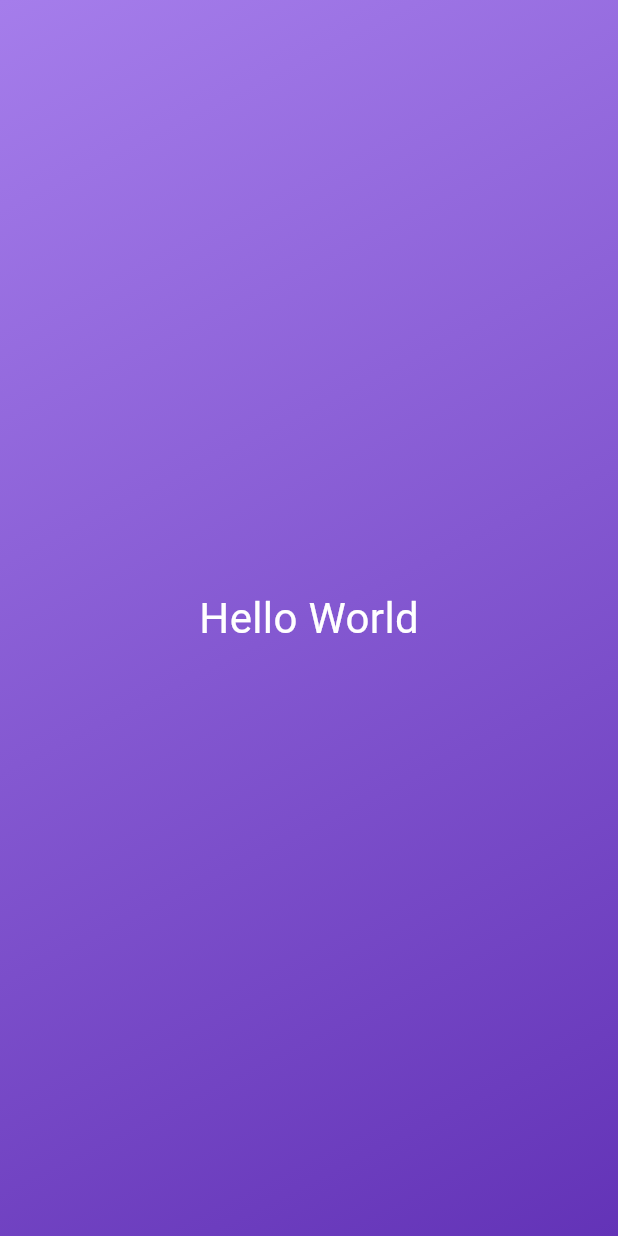
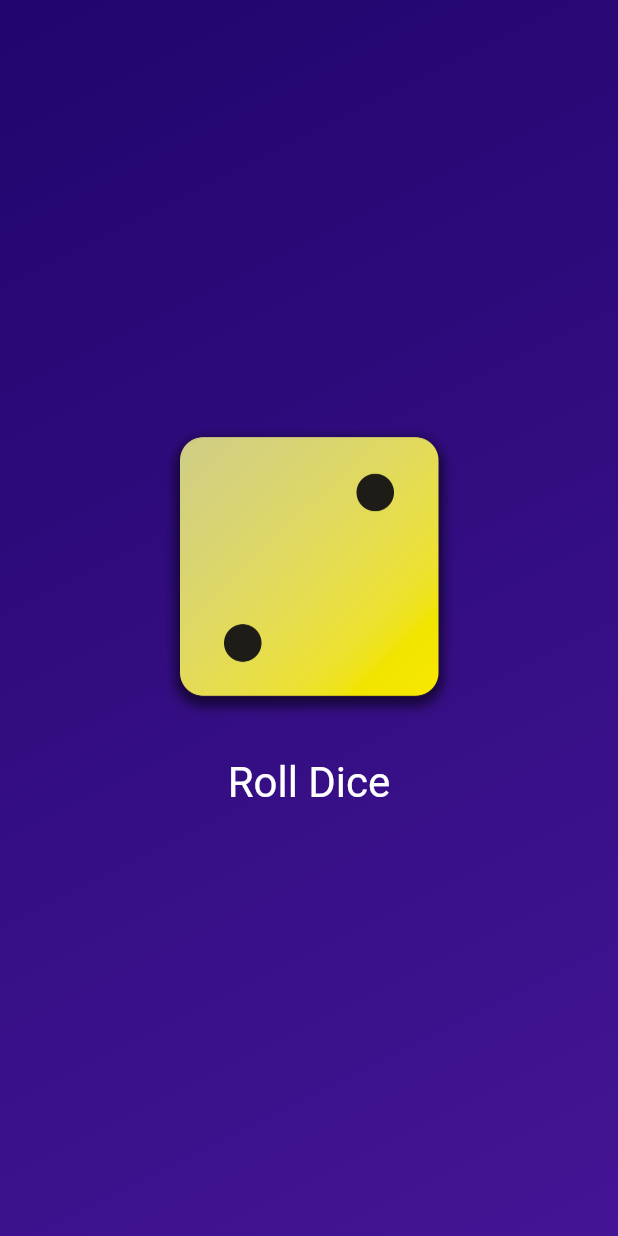
Before and after one commit to MilaMi94/first_app, a Flutter app: the screen it shows after launch, on a phone screen of 412 x 824 dp. Run offline on Flutter 3.47's test engine with Material 3 defaults, Android fonts, the phone set to English and light mode, and no system bars.

Commit message:
finishing roll the dice

```diff
--- /dev/null
+++ b/lib/dice_roller.dart
@@ -0,0 +1,51 @@
+import 'dart:math';
+
+import 'package:flutter/material.dart';
+
+final randomizer = Random();
+
+class DiceRoller extends StatefulWidget {
+  const DiceRoller({super.key});
+
+  @override
+  State<DiceRoller> createState() {
+    return _DiceRollerState();
+  }
+}
+
+class _DiceRollerState extends State<DiceRoller> {
+  var currentDiceRoll = 2;
+
+  void rollDice() {
+    setState(() {
+      currentDiceRoll = randomizer.nextInt(6) + 1;
+    });
+  }
+
+  @override
+  Widget build(context) {
+    return Column(
+      mainAxisSize: MainAxisSize.min,
+      children: [
+        Image.asset(
+          'assets/images/dice-$currentDiceRoll.png',
+          width: 200,
+        ),
+        const SizedBox(height: 20),
+        TextButton(
+          onPressed: rollDice,
+          style: TextButton.styleFrom(
+            // padding: const EdgeInsets.only(
+            //   top: 20,
+            // ),
+            foregroundColor: Colors.white,
+            textStyle: const TextStyle(
+              fontSize: 28,
+            ),
+          ),
+          child: const Text('Roll Dice'),
+        )
+      ],
+    );
+  }
+}
--- a/lib/gradient_container.dart
+++ b/lib/gradient_container.dart
@@ -1,24 +1,55 @@
 import 'package:flutter/material.dart';
-import 'package:first_app/styled_text.dart';
+
+import 'package:basics/dice_roller.dart';
+
+const startAlignment = Alignment.topLeft;
+const endAlignment = Alignment.bottomRight;
 
 class GradientContainer extends StatelessWidget {
-  const GradientContainer({super.key}); // named arguments accepted with {}
+  const GradientContainer(this.color1, this.color2, {super.key});
+
+  const GradientContainer.purple({super.key})
+      : color1 = Colors.deepPurple,
+        color2 = Colors.indigo;
+
+  final Color color1;
+  final Color color2;
 
   @override
   Widget build(context) {
     return Container(
-        decoration: const BoxDecoration(
-          gradient: LinearGradient(
-            colors: [
-              Color.fromARGB(255, 165, 125, 235),
-              Color(0xFF6333B7),
-            ],
-            begin: Alignment.topLeft,
-            end: Alignment.bottomRight,
-          ),
+      decoration: BoxDecoration(
+        gradient: LinearGradient(
+          colors: [color1, color2],
+          begin: startAlignment,
+          end: endAlignment,
         ),
-        child: const Center(
-          child: StyledText(),
-        ));
+      ),
+      child: const Center(
+        child: DiceRoller(),
+      ),
+    );
   }
 }
+
+// class GradientContainer extends StatelessWidget {
+//   const GradientContainer({super.key, required this.colors});
+
+//   final List<Color> colors;
+
+//   @override
+//   Widget build(context) {
+//     return Container(
+//       decoration: BoxDecoration(
+//         gradient: LinearGradient(
+//           colors: colors,
+//           begin: startAlignment,
+//           end: endAlignment,
+//         ),
+//       ),
+//       child: const Center(
+//         child: StyledText('Hello World!'),
+//       ),
+//     );
+//   }
+// }
--- a/lib/main.dart
+++ b/lib/main.dart
@@ -1,11 +1,15 @@
 import 'package:flutter/material.dart';
-import 'package:first_app/gradient_container.dart';
+
+import 'package:basics/gradient_container.dart';
 
 void main() {
   runApp(
     const MaterialApp(
       home: Scaffold(
-        body: GradientContainer(),
+        body: GradientContainer(
+          Color.fromARGB(255, 33, 5, 109),
+          Color.fromARGB(255, 68, 21, 149),
+        ),
       ),
     ),
   );
--- a/lib/styled_text.dart
+++ b/lib/styled_text.dart
@@ -1,13 +1,18 @@
 import 'package:flutter/material.dart';
 
 class StyledText extends StatelessWidget {
-  const StyledText({super.key});
+  const StyledText(this.text, {super.key});
+
+  final String text;
 
   @override
   Widget build(context) {
-    return const Text(
-      'Hello World',
-      style: TextStyle(color: Colors.white, fontSize: 28),
+    return Text(
+      text,
+      style: const TextStyle(
+        color: Colors.white,
+        fontSize: 28,
+      ),
     );
   }
 }
```
Also changed, not shown: pubspec.yaml (+10 -6 lines), assets/images/dice-1.png (added), assets/images/dice-2.png (added), assets/images/dice-3.png (added), assets/images/dice-4.png (added), assets/images/dice-5.png (added), assets/images/dice-6.png (added), pubspec.lock, 1 other file.
